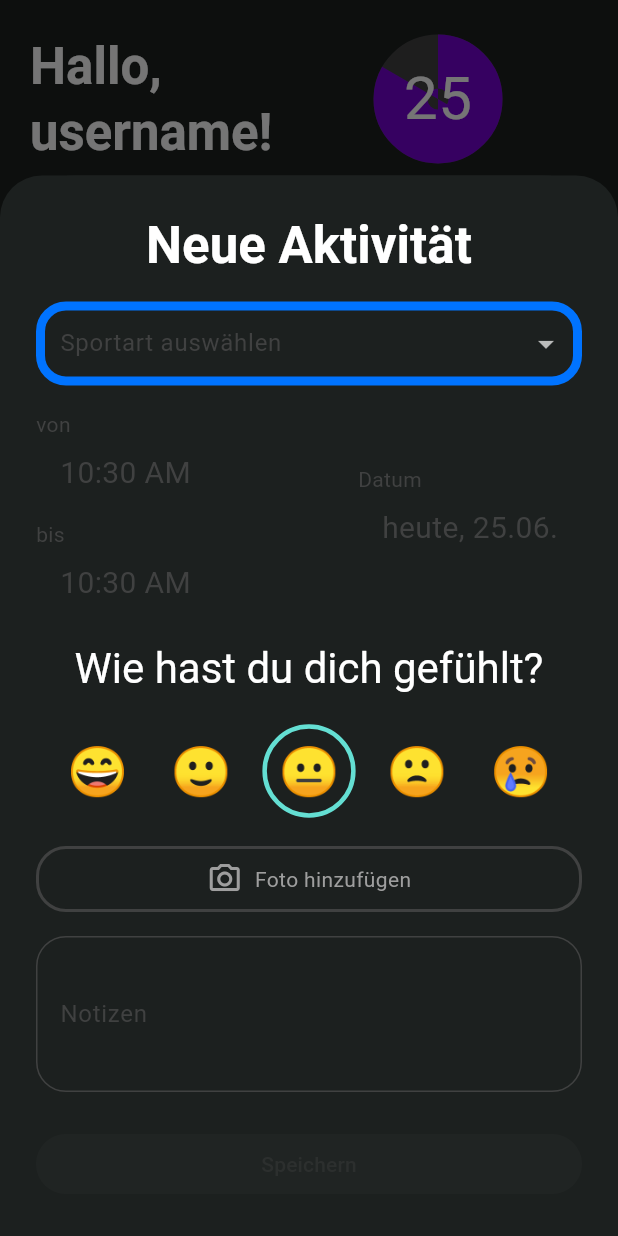
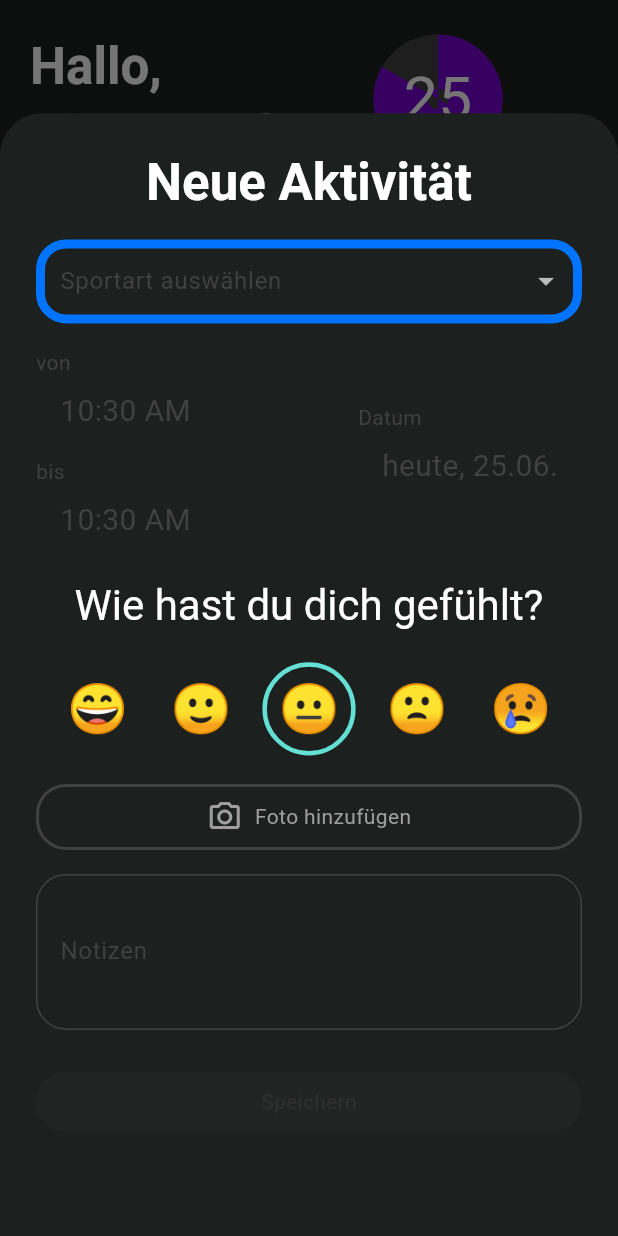
Before and after one commit to kenankusu/streax, a Flutter app: the screen it shows after launch, after a tap on the "add" icon, on a phone screen of 412 x 824 dp. Run offline on Flutter 3.47's test engine with Material 3 defaults, Android fonts, the phone set to English and light mode, and no system bars; our stand-ins replace table_calendar.

Commit message:
AktivitaetHinzufuegen Modal auf 85% Höhe gesetzt und Layout aktualisiert

```diff
--- a/lib/aktivitaet.dart
+++ b/lib/aktivitaet.dart
@@ -27,6 +27,8 @@ class AktivitaetHinzufuegen extends StatelessWidget {
       ),
       child: Padding(
         padding: const EdgeInsets.all(24),
+        child: SizedBox(
+          height: MediaQuery.of(context).size.height * 0.85,
           child: SingleChildScrollView(
             child: Column(
               mainAxisSize: MainAxisSize.min,
@@ -101,6 +103,7 @@ class AktivitaetHinzufuegen extends StatelessWidget {
                   ),
                 ),
               ],
+            ),
           ),
         ),
       ),
```
Lines whose indentation alone changed are shown as unchanged.
